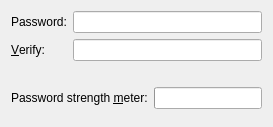
The window that src/knewpasswordwidget.ui (KDE/kwidgetsaddons) describes before a commit, drawn with Qt 5.
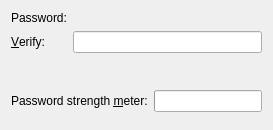
The same window after the commit. Custom widgets are drawn as their Qt base class.

Commit message: CHANGELOG: Extract lineedit password widget

```diff
--- a/src/knewpasswordwidget.ui
+++ b/src/knewpasswordwidget.ui
@@ -7,7 +7,7 @@
     <x>0</x>
     <y>0</y>
     <width>273</width>
-    <height>127</height>
+    <height>130</height>
    </rect>
   </property>
   <layout class="QVBoxLayout" name="verticalLayout">
@@ -34,10 +34,7 @@
       </widget>
      </item>
      <item row="1" column="1">
-      <widget class="QLineEdit" name="linePassword">
-       <property name="echoMode">
-        <enum>QLineEdit::Password</enum>
-       </property>
+      <widget class="KPasswordLineEdit" name="linePassword">
       </widget>
      </item>
      <item row="2" column="1">
@@ -82,6 +79,13 @@
    </item>
   </layout>
  </widget>
+ <customwidgets>
+  <customwidget>
+   <class>KPasswordLineEdit</class>
+   <extends>QWidget</extends>
+   <header>kpasswordlineedit.h</header>
+  </customwidget>
+ </customwidgets>
  <resources/>
  <connections/>
 </ui>
```
The commit also changes 15 other files.
